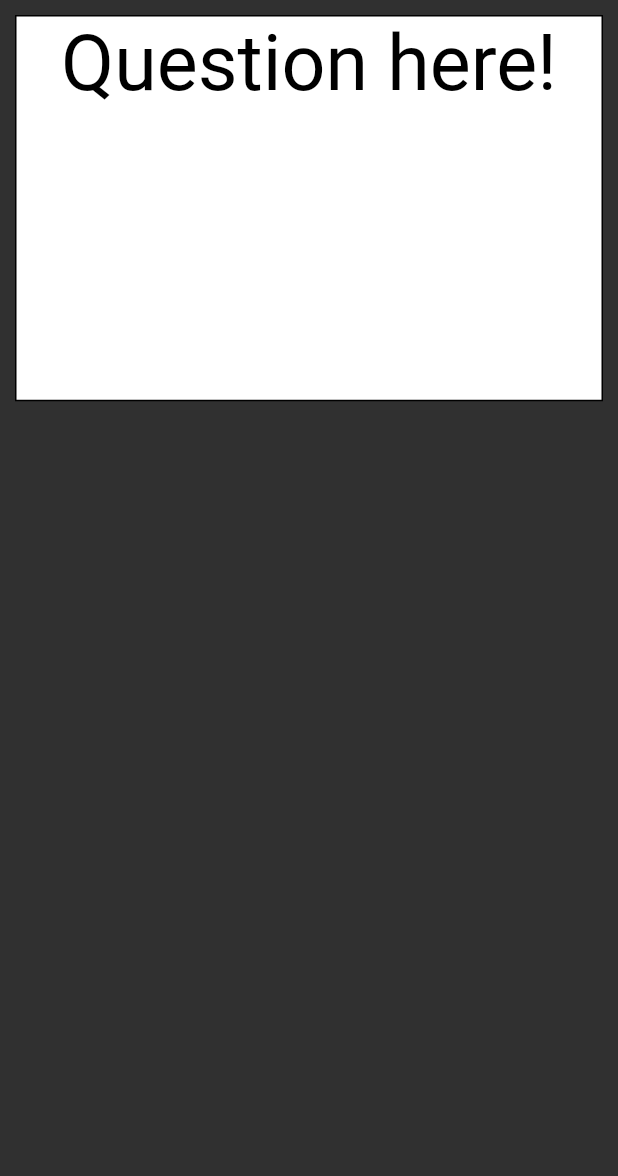
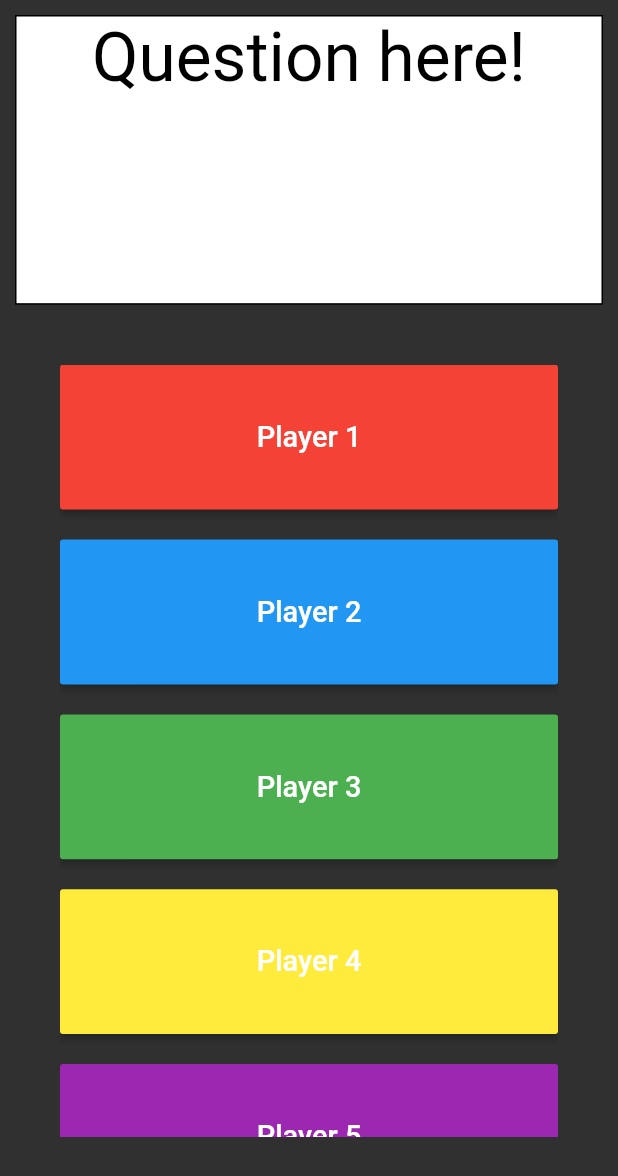
Before and after one commit to heumann-a/hackaburg19-code, a Flutter app: the screen it shows after launch, on a phone screen of 412 x 824 dp. Shown: the top 1176 px of the screen. Run offline on Flutter 3.47's test engine with Material 2 defaults, Android fonts, the phone set to English and light mode, and no system bars.

Commit message:
added buttons for qp

```diff
--- a/app/lib/qp.dart
+++ b/app/lib/qp.dart
@@ -16,8 +16,8 @@ class _MyQuestionPageState extends State<QuestionPage> {
     var questionContainer = new Container(
       margin: EdgeInsets.all(10.0),
       padding: EdgeInsets.all(1.0),
-      // width: 300,
-      height: screenAwareSize(200, context),
+      width: screenAwareSize(300, context), //we might not even need a width
+      height: screenAwareSize(150, context),
       decoration: BoxDecoration(
         color: Colors.white,
         border: Border.all(),
@@ -26,19 +26,108 @@ class _MyQuestionPageState extends State<QuestionPage> {
         "Question here!",
         textAlign: TextAlign.center,
         style: TextStyle(
-          color: Colors.black,
-          fontSize: screenAwareSize(40, context),
-          fontFamily: "Roboto"),
+            color: Colors.black,
+            fontSize: screenAwareSize(35, context),
+            fontFamily: "Roboto"),
       ),
     );
 
+    var buttonContainer = new Container(
+        margin: EdgeInsets.symmetric(
+          vertical: 30.0,
+          horizontal: 40.0,
+        ),
+        height: screenAwareSize(400, context),
+        decoration: BoxDecoration(
+          color: Colors.transparent,
+        ),
+        child: ListView(
+          children: <Widget>[
+            MaterialButton(
+              child: Text(
+                'Player 1',
+                style: TextStyle(fontSize: screenAwareSize(15, context)),
+              ),
+              color: Colors.red,
+              minWidth: screenAwareSize(300, context),
+              height: screenAwareSize(75, context),
+              /*  interaction  */
+              onPressed: () {
+                //doSomething!
+              },
+            ),
+            const SizedBox(
+              height: 20,
+            ),
+            MaterialButton(
+              child: Text(
+                'Player 2',
+                style: TextStyle(fontSize: screenAwareSize(15, context)),
+              ),
+              color: Colors.blue,
+              minWidth: screenAwareSize(300, context),
+              height: screenAwareSize(75, context),
+              /*  interaction  */
+              onPressed: () {
+                //doSomething!
+              },
+            ),
+            const SizedBox(
+              height: 20,
+            ),
+            MaterialButton(
+              child: Text(
+                'Player 3',
+                style: TextStyle(fontSize: screenAwareSize(15, context)),
+              ),
+              color: Colors.green,
+              minWidth: screenAwareSize(300, context),
+              height: screenAwareSize(75, context),
+              /*  interaction  */
+              onPressed: () {
+                //doSomething!
+              },
+            ),
+            const SizedBox(
+              height: 20,
+            ),
+            MaterialButton(
+              child: Text(
+                'Player 4',
+                style: TextStyle(fontSize: screenAwareSize(15, context)),
+              ),
+              color: Colors.yellow,
+              minWidth: screenAwareSize(300, context),
+              height: screenAwareSize(75, context),
+              /*  interaction  */
+              onPressed: () {
+                //doSomething!
+              },
+            ),
+            const SizedBox(
+              height: 20,
+            ),
+            MaterialButton(
+              child: Text(
+                'Player 5',
+                style: TextStyle(fontSize: screenAwareSize(15, context)),
+              ),
+              color: Colors.purple,
+              minWidth: screenAwareSize(300, context),
+              height: screenAwareSize(75, context),
+              /*  interaction  */
+              onPressed: () {
+                //doSomething!
+              },
+            )
+          ],
+        ));
+
     return new Scaffold(
-      // appBar: new AppBar(
-      //   title: new Text("Stay Hydrated"),
-      // ),
       body: new ListView(
         children: <Widget>[
           questionContainer,
+          buttonContainer,
         ],
       ),
     );
```
